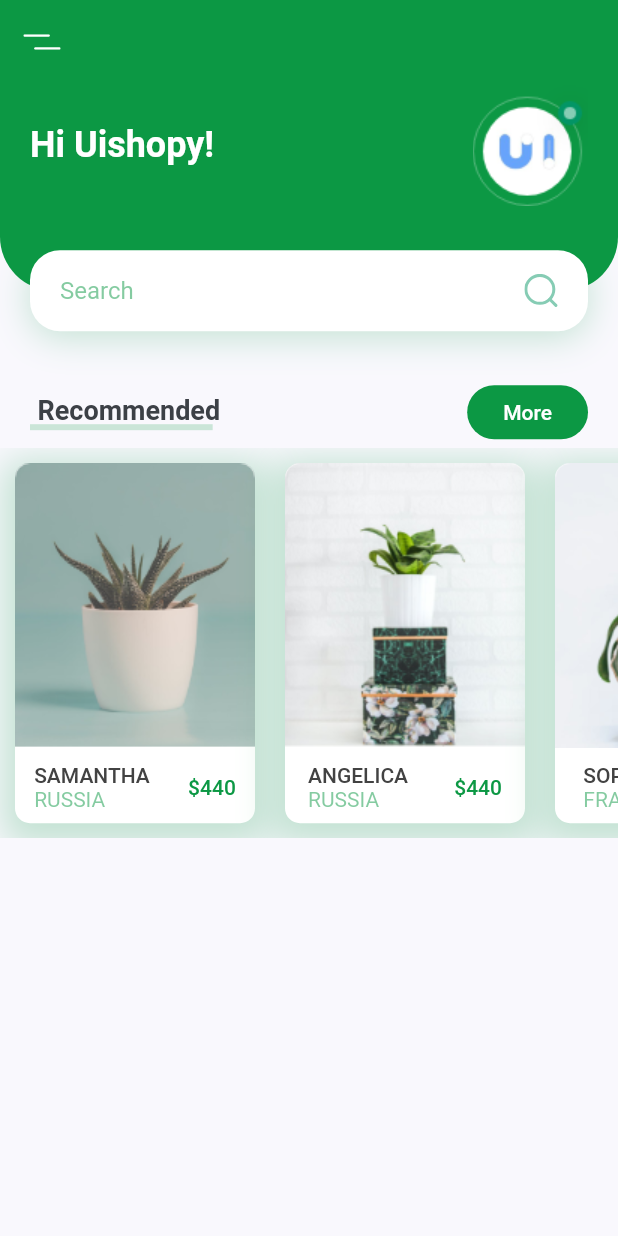
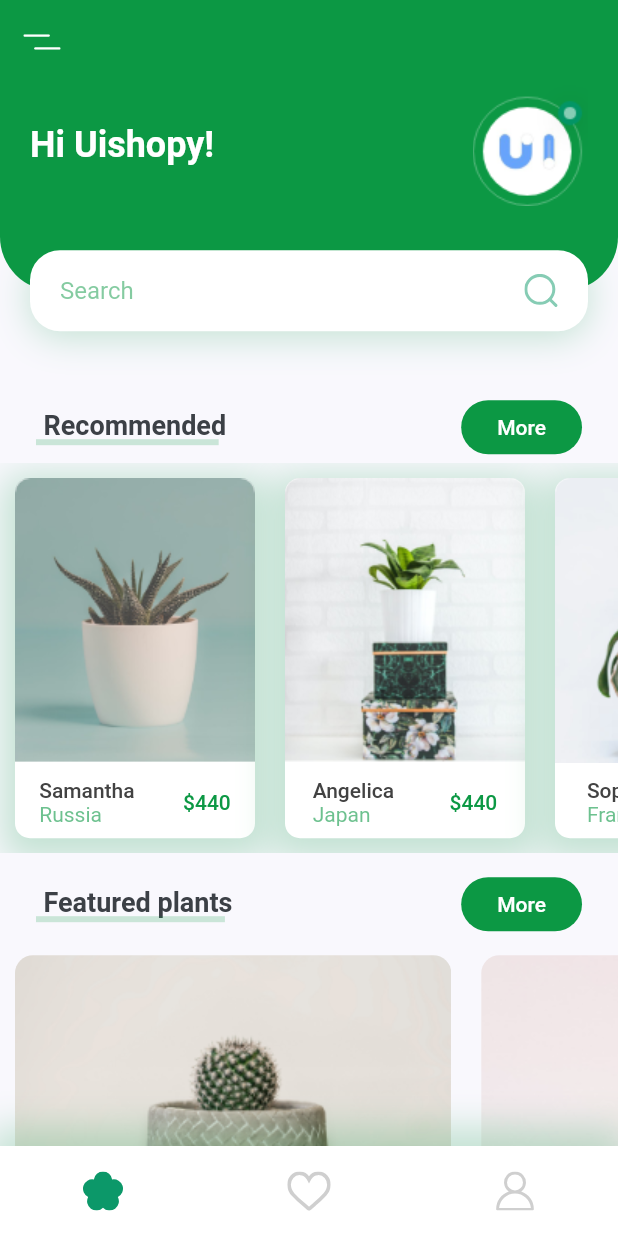
Before and after one commit to brunorafaeI/plants, a Flutter app: the screen it shows after launch, on a phone screen of 412 x 824 dp. Run offline on Flutter 3.47's test engine with Material 2 defaults, Android fonts, the phone set to English and light mode, and no system bars; our stand-ins replace flutter_svg.

Commit message:
Added screens for page detail

```diff
--- /dev/null
+++ b/lib/components/featured_card.dart
@@ -0,0 +1,61 @@
+import 'package:flutter/material.dart';
+
+import 'package:plant/consts.dart';
+
+class FeaturedSection extends StatelessWidget {
+  const FeaturedSection({Key? key}) : super(key: key);
+
+  @override
+  Widget build(BuildContext context) {
+    return SingleChildScrollView(
+      scrollDirection: Axis.horizontal,
+      child: FeaturedPlantCard(),
+    );
+  }
+}
+
+class FeaturedPlantCard extends StatelessWidget {
+  final List plantData = [
+    {'image': 'assets/images/bottom_img_1.png'},
+    {'image': 'assets/images/bottom_img_2.png'},
+  ];
+
+  @override
+  Widget build(BuildContext context) {
+    return Container(
+      child: Row(
+        children:
+            plantData.map((plant) => FeaturedCard(plantData: plant)).toList(),
+      ),
+    );
+  }
+}
+
+class FeaturedCard extends StatelessWidget {
+  const FeaturedCard({Key? key, required this.plantData}) : super(key: key);
+
+  final Map plantData;
+
+  @override
+  Widget build(BuildContext context) {
+    Size size = MediaQuery.of(context).size;
+
+    return GestureDetector(
+      onTap: () {
+        print("I'm tapped!");
+      },
+      child: Container(
+        margin: EdgeInsets.all(kDefaultPadding / 2),
+        height: 185,
+        width: size.width * 0.706,
+        decoration: BoxDecoration(
+          borderRadius: BorderRadius.circular(12),
+          image: DecorationImage(
+            image: AssetImage(plantData['image']),
+            fit: BoxFit.cover,
+          ),
+        ),
+      ),
+    );
+  }
+}
--- a/lib/components/header_search.dart
+++ b/lib/components/header_search.dart
@@ -1,15 +1,15 @@
 import 'package:flutter/material.dart';
 import 'package:flutter_svg/svg.dart';
 
-import '../consts.dart';
+import 'package:plant/consts.dart';
 
 class HeaderWithSearch extends StatelessWidget {
-  const HeaderWithSearch({Key? key, required this.size}) : super(key: key);
-
-  final Size size;
+  const HeaderWithSearch({Key? key}) : super(key: key);
 
   @override
   Widget build(BuildContext context) {
+    Size size = MediaQuery.of(context).size;
+
     return Container(
       margin: EdgeInsets.only(bottom: kDefaultPadding * 1.5),
       height: size.height * 0.2,
--- a/lib/components/plant_card.dart
+++ b/lib/components/plant_card.dart
@@ -1,11 +1,23 @@
 import 'package:flutter/material.dart';
+import 'package:plant/screens/details/detail.dart';
+import 'package:plant/consts.dart';
 
-import '../consts.dart';
+class PlantData {
+  const PlantData({
+    required this.title,
+    required this.country,
+    required this.price,
+    this.image = '',
+  });
+
+  final String title, country, image;
+  final int price;
+}
 
 class PlantCard extends StatelessWidget {
   const PlantCard({Key? key, required this.plantData}) : super(key: key);
 
-  final Map plantData;
+  final Map<String, dynamic> plantData;
 
   @override
   Widget build(BuildContext context) {
@@ -29,7 +41,12 @@ class PlantCard extends StatelessWidget {
       ),
       child: GestureDetector(
         onTap: () {
-          print("I'm tapped!");
+          Navigator.push(
+            context,
+            MaterialPageRoute(
+              builder: (context) => DetailScreen(),
+            ),
+          );
         },
         child: Column(
           children: [
@@ -44,16 +61,16 @@ class PlantCard extends StatelessWidget {
                   crossAxisAlignment: CrossAxisAlignment.start,
                   children: [
                     Text(
-                      plantData['title'].toUpperCase(),
+                      plantData['title'],
                       style: TextStyle(
                         color: Colors.grey[800],
                         fontWeight: FontWeight.w500,
                       ),
                     ),
                     Text(
-                      plantData['country'].toUpperCase(),
+                      plantData['country'],
                       style: TextStyle(
-                        color: kPrimaryColor.withOpacity(0.5),
+                        color: kPrimaryColor.withOpacity(0.6),
                       ),
                     )
                   ],
--- a/lib/components/recommended_card.dart
+++ b/lib/components/recommended_card.dart
@@ -1,4 +1,5 @@
 import 'package:flutter/material.dart';
+
 import 'package:plant/components/plant_card.dart';
 
 class RecommendedSection extends StatelessWidget {
@@ -25,7 +26,7 @@ class RecommendPlantCard extends StatelessWidget {
     },
     {
       'title': 'Angelica',
-      'country': 'Russia',
+      'country': 'Japan',
       'price': '440',
       'image': 'assets/images/image_2.png'
     },
--- a/lib/components/title_with_btn_more.dart
+++ b/lib/components/title_with_btn_more.dart
@@ -1,6 +1,6 @@
 import 'package:flutter/material.dart';
 
-import '../consts.dart';
+import 'package:plant/consts.dart';
 
 class TitleWithButtonMore extends StatelessWidget {
   const TitleWithButtonMore({
@@ -15,7 +15,8 @@ class TitleWithButtonMore extends StatelessWidget {
   @override
   Widget build(BuildContext context) {
     return Container(
-      padding: EdgeInsets.symmetric(horizontal: kDefaultPadding),
+      margin: EdgeInsets.only(top: kDefaultPadding / 2),
+      padding: EdgeInsets.symmetric(horizontal: kDefaultPadding * 1.2),
       child: Row(
         mainAxisAlignment: MainAxisAlignment.spaceBetween,
         children: [
--- a/lib/main.dart
+++ b/lib/main.dart
@@ -1,6 +1,6 @@
 import 'package:flutter/material.dart';
 import 'package:plant/consts.dart';
-import 'package:plant/screens/home/main.dart';
+import 'package:plant/screens/home/home.dart';
 
 void main() {
   runApp(MyApp());
--- a/lib/screens/home/body.dart
+++ b/lib/screens/home/body.dart
@@ -1,4 +1,6 @@
 import 'package:flutter/material.dart';
+
+import 'package:plant/components/featured_card.dart';
 import 'package:plant/components/header_search.dart';
 import 'package:plant/components/recommended_card.dart';
 import 'package:plant/components/title_with_btn_more.dart';
@@ -6,14 +8,14 @@ import 'package:plant/components/title_with_btn_more.dart';
 class HomeBody extends StatelessWidget {
   @override
   Widget build(BuildContext context) {
-    Size size = MediaQuery.of(context).size;
-
     return SingleChildScrollView(
       child: Column(
         children: [
-          HeaderWithSearch(size: size),
+          HeaderWithSearch(),
           TitleWithButtonMore(title: 'Recommended', press: () {}),
           RecommendedSection(),
+          TitleWithButtonMore(title: "Featured plants", press: () {}),
+          FeaturedSection()
         ],
       ),
     );
--- /dev/null
+++ b/lib/screens/home/bottom_nav_bar.dart
@@ -0,0 +1,54 @@
+import 'package:flutter/material.dart';
+import 'package:flutter_svg/svg.dart';
+
+import 'package:plant/consts.dart';
+
+class MyBottomNavBar extends StatelessWidget {
+  const MyBottomNavBar({
+    Key? key,
+  }) : super(key: key);
+
+  @override
+  Widget build(BuildContext context) {
+    return Container(
+      height: 60,
+      decoration: BoxDecoration(
+        color: Colors.white,
+        boxShadow: [
+          BoxShadow(
+            color: kPrimaryColor.withOpacity(0.23),
+            spreadRadius: 6,
+            blurRadius: 20,
+            offset: Offset(0, -6),
+          ),
+        ],
+      ),
+      child: Row(
+        mainAxisAlignment: MainAxisAlignment.spaceAround,
+        children: [
+          IconButton(
+            onPressed: () {},
+            icon: SvgPicture.asset(
+              'assets/icons/flower.svg',
+              height: 26,
+            ),
+          ),
+          IconButton(
+            onPressed: () {},
+            icon: SvgPicture.asset(
+              'assets/icons/heart-icon.svg',
+              height: 26,
+            ),
+          ),
+          IconButton(
+            onPressed: () {},
+            icon: SvgPicture.asset(
+              'assets/icons/user-icon.svg',
+              height: 26,
+            ),
+          ),
+        ],
+      ),
+    );
+  }
+}
--- a/lib/screens/home/main.dart
+++ b/lib/screens/home/home.dart
@@ -1,11 +1,17 @@
 import 'package:flutter/material.dart';
 import 'package:flutter_svg/flutter_svg.dart';
+
+import 'package:plant/screens/home/bottom_nav_bar.dart';
 import 'package:plant/screens/home/body.dart';
 
 class HomeScreen extends StatelessWidget {
   @override
   Widget build(BuildContext context) {
-    return Scaffold(appBar: homeAppBar(), body: HomeBody());
+    return Scaffold(
+      appBar: homeAppBar(),
+      body: HomeBody(),
+      bottomNavigationBar: MyBottomNavBar(),
+    );
   }
 
   AppBar homeAppBar() {
```
Also changed, not shown: lib/components/icon_button_card.dart (added, +38 -0 lines), lib/screens/details/body.dart (added, +110 -0 lines), lib/screens/details/detail.dart (added, +14 -0 lines), lib/screens/details/image.dart (added, +35 -0 lines), lib/screens/details/menu_vertical.dart (added, +37 -0 lines), lib/screens/details/menu_with_image.dart (added, +22 -0 lines).
